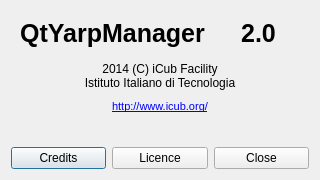
Qt form src/yarpmanager/src-manager/aboutdlg.ui (robotology/yarp) before a commit.
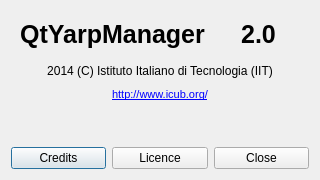
The same form after that commit.

The edit to the form file:
```diff
--- a/src/yarpmanager/src-manager/aboutdlg.ui
+++ b/src/yarpmanager/src-manager/aboutdlg.ui
@@ -72,8 +72,7 @@
    <item>
     <widget class="QLabel" name="copyright">
      <property name="text">
-      <string>2014 (C) iCub Facility
-Istituto Italiano di Tecnologia</string>
+      <string>2014 (C) Istituto Italiano di Tecnologia (IIT)</string>
      </property>
      <property name="alignment">
       <set>Qt::AlignCenter</set>
```
